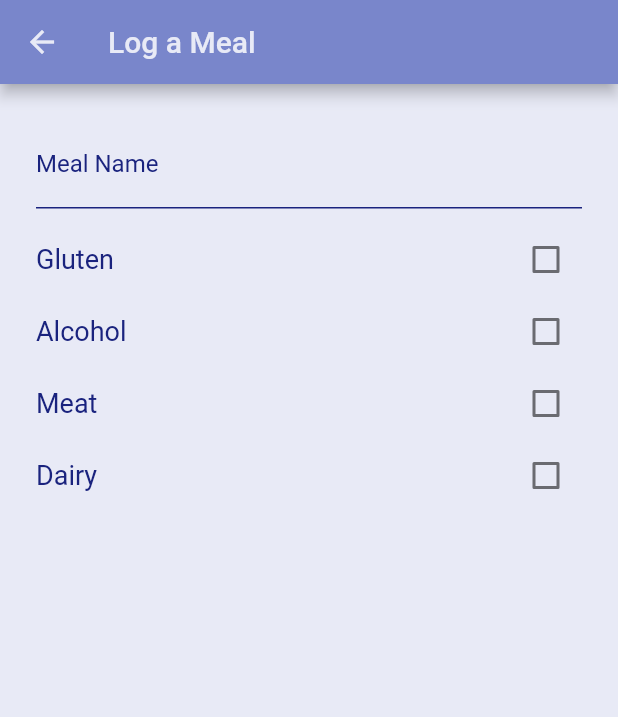
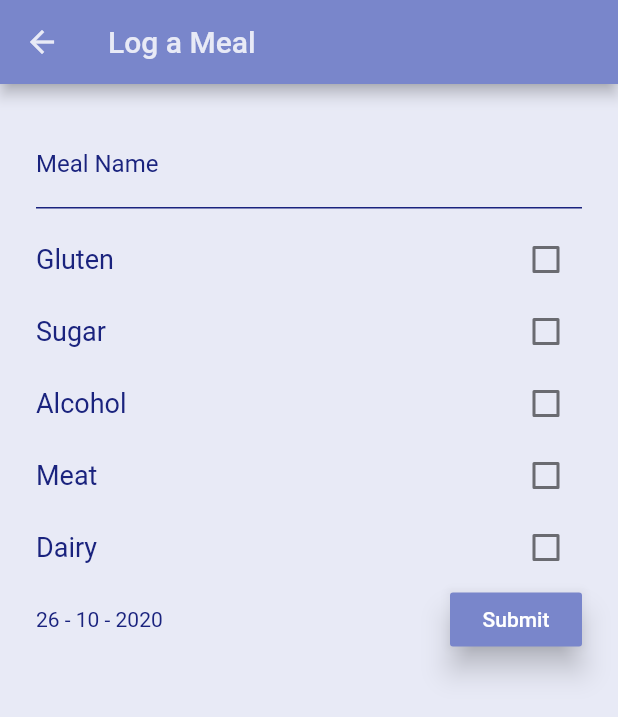
Before and after one commit to gabriella-aguilar/Individual-Project, a Flutter app: the LogMeal screen opened directly, on a phone screen of 412 x 824 dp. Shown: the top 717 px of the screen. Run offline on Flutter 3.47's test engine with Material 2 defaults, Android fonts, the phone set to English and light mode, and no system bars; Roboto replaces fonts that are missing (Rubik).

Commit message:
Animations gone

```diff
--- a/lib/comment.dart
+++ b/lib/comment.dart
@@ -55,11 +55,11 @@ class _LogCommentState extends State<LogComment> {
               Row(
                 mainAxisAlignment: MainAxisAlignment.spaceBetween,
                 children: [
-                  Text(sDate, style: basicText,),
+                  Text(sDate, style: TextStyle(fontSize: 14),),
                   RaisedButton(
                       elevation: 8.0,
                       child: Text('Submit'),
-                      textColor: Colors.white,
+                      textColor: backBlue,
                       color: newBlue,
                       onPressed: (){
 
--- a/lib/meal.dart
+++ b/lib/meal.dart
@@ -1,6 +1,6 @@
 import 'package:flutter/material.dart';
 import 'package:tracker/colors.dart';
-
+import 'package:tracker/mealClass.dart';
 class LogMeal extends StatefulWidget {
   @override
   _LogMealState createState() => _LogMealState();
@@ -14,6 +14,12 @@ class _LogMealState extends State<LogMeal> {
   bool _meatController = false;
   bool _dairyController = false;
   Widget build(BuildContext context) {
+    var sDate = '';
+    sDate = DateTime.now().day.toString() +
+        ' - ' +
+        DateTime.now().month.toString() +
+        ' - ' +
+        DateTime.now().year.toString();
     return Scaffold(
         backgroundColor: backBlue,
         appBar: AppBar(
@@ -67,6 +73,22 @@ class _LogMealState extends State<LogMeal> {
               Row(
                 mainAxisAlignment: MainAxisAlignment.spaceBetween,
                 children: [
+                  Text('Sugar',style: basicText,),
+                  Checkbox(
+                    value: _sugarController,
+                    activeColor: newBlueAccent,
+                    checkColor: newBlueAccent,
+                    onChanged: (value) {
+                      setState(() {
+                        _sugarController = value;
+                      });
+                    },
+                  )
+                ],
+              ),
+              Row(
+                mainAxisAlignment: MainAxisAlignment.spaceBetween,
+                children: [
                   Text('Alcohol',style: basicText,),
                   Checkbox(
                     value: _alcoholController,
@@ -112,6 +134,25 @@ class _LogMealState extends State<LogMeal> {
                   )
                 ],
               ),
+              Row(
+                mainAxisAlignment: MainAxisAlignment.spaceBetween,
+                children: [
+                  Text(
+                    sDate,
+                    style: TextStyle(fontSize: 14),
+                  ),
+                  RaisedButton(
+                      elevation: 8.0,
+                      child: Text('Submit'),
+                      textColor: Colors.white,
+                      color: newBlue,
+                      onPressed: () {
+                        Meal m = new Meal(_nameController.text,_glutenController,_alcoholController,_sugarController,_meatController,_dairyController);
+                        Navigator.pop(context);
+                      }),
+                  //SizedBox(width: 10,)
+                ],
+              )
             ],
           ),
         )]));
--- a/lib/signup.dart
+++ b/lib/signup.dart
@@ -138,9 +138,8 @@ class _SignUpPageState extends State<SignUpPage> {
                   color: newBlue,
                   onPressed: () {
                     Navigator.push(context,
-                        MaterialPageRoute(
-                            builder: (context)=>SymptomPickerPage(),
-                        )
+                        PageRouteBuilder(
+                            pageBuilder: (_, __, ___) => SymptomPickerPage())
                     );},
                 ),
                 SizedBox(height: 50.0),
--- a/lib/symptomPicker.dart
+++ b/lib/symptomPicker.dart
@@ -64,7 +64,8 @@ class _SymptomPickerPageState extends State<SymptomPickerPage> {
               color: backBlue,
               onPressed: () {
                 Navigator.push(context,
-                    MaterialPageRoute(builder: (context) => HomePage()));
+                    PageRouteBuilder(
+                        pageBuilder: (_, __, ___) => HomePage()));
               },
             ),
           ]),
@@ -79,7 +80,8 @@ class _SymptomPickerPageState extends State<SymptomPickerPage> {
   _customS (BuildContext context) async {
      cust = await Navigator.push(
       context,
-      MaterialPageRoute(builder: (context) => CustomSymptomPage()),
+       PageRouteBuilder(
+           pageBuilder: (_, __, ___) => CustomSymptomPage()),
     );
 
      setState(() {
```
Also changed, not shown: lib/activity.dart (+9 -6 lines), lib/activityClass.dart (added, +21 -0 lines), lib/home.dart (+8 -4 lines), lib/login.dart (+6 -5 lines), lib/mealClass.dart (+9 -0 lines).
